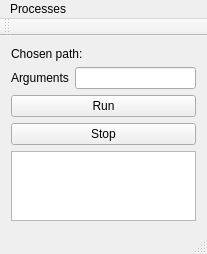
QueerDeer/uni-exercises, file proc/mainwindow.ui: the form before one commit.
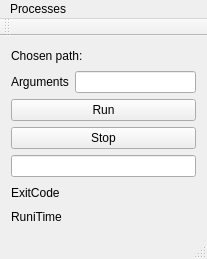
The form after the commit.

```diff
--- a/proc/mainwindow.ui
+++ b/proc/mainwindow.ui
@@ -7,7 +7,7 @@
     <x>0</x>
     <y>0</y>
     <width>207</width>
-    <height>232</height>
+    <height>259</height>
    </rect>
   </property>
   <property name="windowTitle">
@@ -62,7 +62,47 @@
      </widget>
     </item>
     <item>
-     <widget class="QTextBrowser" name="textBrowser"/>
+     <widget class="QLineEdit" name="lineEdit_2">
+      <property name="readOnly">
+       <bool>true</bool>
+      </property>
+     </widget>
+    </item>
+    <item>
+     <layout class="QHBoxLayout" name="horizontalLayout_3">
+      <item>
+       <widget class="QLabel" name="label_4">
+        <property name="text">
+         <string>ExitCode</string>
+        </property>
+       </widget>
+      </item>
+      <item>
+       <widget class="QLabel" name="label_5">
+        <property name="text">
+         <string/>
+        </property>
+       </widget>
+      </item>
+     </layout>
+    </item>
+    <item>
+     <layout class="QHBoxLayout" name="horizontalLayout_4">
+      <item>
+       <widget class="QLabel" name="label_6">
+        <property name="text">
+         <string>RuniTime</string>
+        </property>
+       </widget>
+      </item>
+      <item>
+       <widget class="QLabel" name="label_7">
+        <property name="text">
+         <string/>
+        </property>
+       </widget>
+      </item>
+     </layout>
     </item>
    </layout>
   </widget>
```
